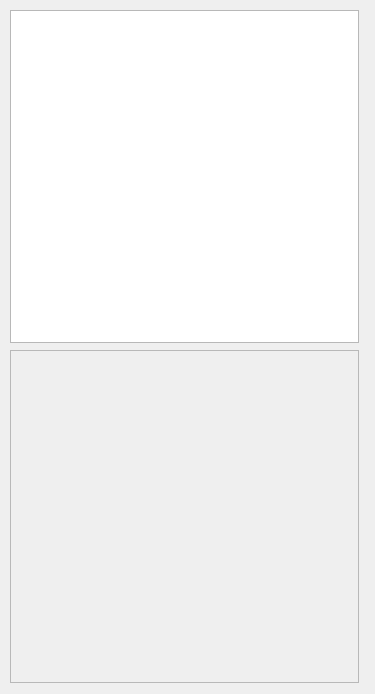
Qt form src/mds-gui/parameterExplorer/param_display_widget.ui (SCRFpublic/SGEMS-UQ) before a commit.
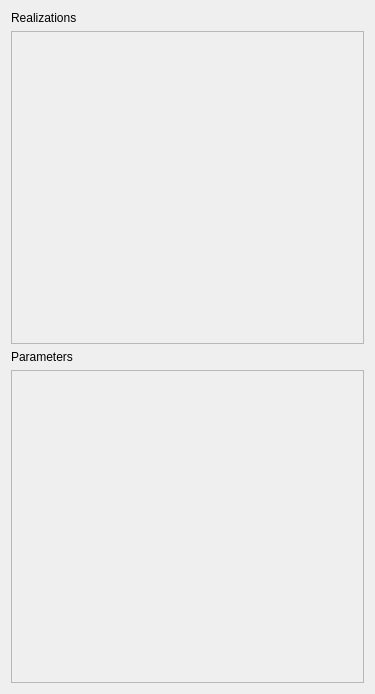
The same form after that commit.

Patch:
```diff
--- a/src/mds-gui/parameterExplorer/param_display_widget.ui
+++ b/src/mds-gui/parameterExplorer/param_display_widget.ui
@@ -19,31 +19,40 @@
   <property name="windowTitle">
    <string>Form</string>
   </property>
-  <widget class="QListWidget" name="propertyListView">
+  <layout class="QVBoxLayout" name="verticalLayout">
+   <item>
+    <widget class="QLabel" name="label_2">
+     <property name="text">
+      <string>Realizations</string>
+     </property>
+    </widget>
+   </item>
+   <item>
+    <widget class="QScrollArea" name="realizationsScrollArea">
+     <property name="widgetResizable">
+      <bool>true</bool>
+     </property>
+     <widget class="QWidget" name="scrollAreaWidgetContents_2">
    <property name="geometry">
     <rect>
-     <x>10</x>
-     <y>10</y>
-     <width>349</width>
-     <height>333</height>
-    </rect>
-   </property>
-   <property name="sizePolicy">
-    <sizepolicy hsizetype="Minimum" vsizetype="Expanding">
-     <horstretch>0</horstretch>
-     <verstretch>0</verstretch>
-    </sizepolicy>
-   </property>
-  </widget>
+        <x>0</x>
+        <y>0</y>
+        <width>355</width>
+        <height>310</height>
+       </rect>
+      </property>
+     </widget>
+    </widget>
+   </item>
+   <item>
+    <widget class="QLabel" name="label">
+     <property name="text">
+      <string>Parameters</string>
+     </property>
+    </widget>
+   </item>
+   <item>
   <widget class="QScrollArea" name="parametersTreeScrollArea">
-   <property name="geometry">
-    <rect>
-     <x>10</x>
-     <y>350</y>
-     <width>349</width>
-     <height>333</height>
-    </rect>
-   </property>
    <property name="sizePolicy">
     <sizepolicy hsizetype="MinimumExpanding" vsizetype="MinimumExpanding">
      <horstretch>0</horstretch>
@@ -58,12 +67,14 @@
      <rect>
       <x>0</x>
       <y>0</y>
-      <width>347</width>
-      <height>331</height>
+        <width>355</width>
+        <height>310</height>
      </rect>
     </property>
    </widget>
   </widget>
+   </item>
+  </layout>
  </widget>
  <resources/>
  <connections/>
```
Lines whose indentation alone changed are shown as unchanged.
